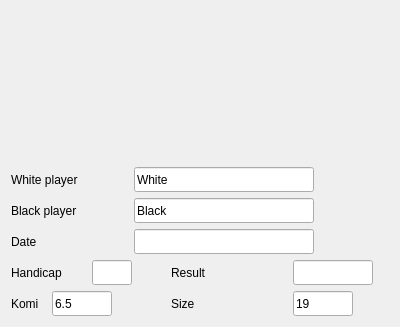
Old version of the form src/sgfpreview.ui in the repository pzorin/qgo.
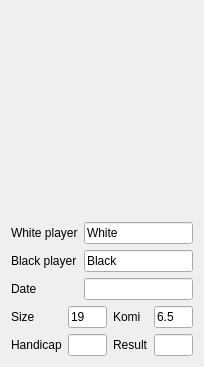
New version of the form. Custom widgets are drawn as their Qt base class.

Commit message: Improve SGF preview UI layout

What changed in the file:
```diff
--- a/src/sgfpreview.ui
+++ b/src/sgfpreview.ui
@@ -6,16 +6,25 @@
    <rect>
     <x>0</x>
     <y>0</y>
-    <width>400</width>
-    <height>300</height>
+    <width>204</width>
+    <height>367</height>
    </rect>
   </property>
-  <property name="windowTitle">
-   <string>Form</string>
+  <property name="minimumSize">
+   <size>
+    <width>200</width>
+    <height>0</height>
+   </size>
   </property>
   <layout class="QVBoxLayout" name="verticalLayout">
    <item>
     <widget class="DisplayBoard" name="displayBoard" native="true">
+     <property name="sizePolicy">
+      <sizepolicy hsizetype="Preferred" vsizetype="Expanding">
+       <horstretch>0</horstretch>
+       <verstretch>0</verstretch>
+      </sizepolicy>
+     </property>
      <property name="minimumSize">
       <size>
        <width>150</width>
@@ -28,281 +37,116 @@
     </widget>
    </item>
    <item>
-    <layout class="QGridLayout" name="_9">
-     <property name="horizontalSpacing">
-      <number>2</number>
-     </property>
-     <property name="verticalSpacing">
-      <number>6</number>
-     </property>
-     <property name="margin">
-      <number>0</number>
-     </property>
-     <item row="2" column="0" colspan="3">
-      <widget class="QLabel" name="label_14">
-       <property name="maximumSize">
-        <size>
-         <width>180</width>
-         <height>16777215</height>
-        </size>
-       </property>
-       <property name="text">
-        <string>Date</string>
-       </property>
-      </widget>
-     </item>
-     <item row="4" column="4">
-      <widget class="QLabel" name="label_15">
-       <property name="minimumSize">
-        <size>
-         <width>40</width>
-         <height>0</height>
-        </size>
-       </property>
-       <property name="maximumSize">
-        <size>
-         <width>180</width>
-         <height>16777215</height>
-        </size>
-       </property>
-       <property name="text">
-        <string>Size</string>
-       </property>
-      </widget>
-     </item>
-     <item row="1" column="3" colspan="4">
-      <widget class="QLineEdit" name="File_BlackPlayer">
-       <property name="minimumSize">
-        <size>
-         <width>118</width>
-         <height>25</height>
-        </size>
-       </property>
-       <property name="maximumSize">
-        <size>
-         <width>180</width>
-         <height>16777215</height>
-        </size>
-       </property>
-       <property name="text">
-        <string>Black</string>
-       </property>
-      </widget>
-     </item>
-     <item row="4" column="1" colspan="2">
-      <widget class="QLineEdit" name="File_Komi">
-       <property name="minimumSize">
-        <size>
-         <width>40</width>
-         <height>25</height>
-        </size>
-       </property>
-       <property name="maximumSize">
-        <size>
-         <width>60</width>
-         <height>16777215</height>
-        </size>
-       </property>
-       <property name="text">
-        <string>6.5</string>
-       </property>
-      </widget>
-     </item>
-     <item row="0" column="0" colspan="2">
+    <layout class="QFormLayout" name="formLayout">
+     <item row="0" column="0">
       <widget class="QLabel" name="label_16">
-       <property name="minimumSize">
-        <size>
-         <width>79</width>
-         <height>0</height>
-        </size>
-       </property>
-       <property name="maximumSize">
-        <size>
-         <width>180</width>
-         <height>16777215</height>
-        </size>
-       </property>
        <property name="text">
         <string>White player</string>
        </property>
       </widget>
      </item>
-     <item row="1" column="0" colspan="2">
+     <item row="0" column="1">
+      <widget class="QLineEdit" name="File_WhitePlayer">
+       <property name="text">
+        <string>White</string>
+       </property>
+      </widget>
+     </item>
+     <item row="1" column="0">
       <widget class="QLabel" name="label_17">
-       <property name="minimumSize">
-        <size>
-         <width>79</width>
-         <height>0</height>
-        </size>
-       </property>
-       <property name="maximumSize">
-        <size>
-         <width>180</width>
-         <height>16777215</height>
-        </size>
-       </property>
        <property name="text">
         <string>Black player</string>
        </property>
       </widget>
      </item>
-     <item row="4" column="0">
-      <widget class="QLabel" name="label_19">
-       <property name="minimumSize">
-        <size>
-         <width>37</width>
-         <height>0</height>
-        </size>
+     <item row="1" column="1">
+      <widget class="QLineEdit" name="File_BlackPlayer">
+       <property name="text">
+        <string>Black</string>
        </property>
-       <property name="maximumSize">
-        <size>
-         <width>180</width>
-         <height>16777215</height>
-        </size>
-       </property>
+      </widget>
+     </item>
+     <item row="2" column="0">
+      <widget class="QLabel" name="label_14">
        <property name="text">
-        <string>Komi</string>
+        <string>Date</string>
        </property>
       </widget>
      </item>
-     <item row="2" column="3" colspan="4">
+     <item row="2" column="1">
       <widget class="QLineEdit" name="File_Date">
-       <property name="minimumSize">
-        <size>
-         <width>118</width>
-         <height>25</height>
-        </size>
-       </property>
-       <property name="maximumSize">
-        <size>
-         <width>180</width>
-         <height>16777215</height>
-        </size>
-       </property>
        <property name="text">
         <string/>
        </property>
       </widget>
      </item>
-     <item row="3" column="0" colspan="2">
-      <widget class="QLabel" name="label_20">
-       <property name="minimumSize">
-        <size>
-         <width>70</width>
-         <height>0</height>
-        </size>
-       </property>
-       <property name="maximumSize">
-        <size>
-         <width>180</width>
-         <height>16777215</height>
-        </size>
-       </property>
-       <property name="text">
-        <string>Handicap</string>
-       </property>
-      </widget>
+    </layout>
+   </item>
+   <item>
+    <layout class="QHBoxLayout" name="horizontalLayout_2">
+     <item>
+      <layout class="QFormLayout" name="formLayout_2">
+       <item row="0" column="1">
+        <widget class="QLineEdit" name="File_Size">
+         <property name="text">
+          <string>19</string>
+         </property>
+        </widget>
+       </item>
+       <item row="1" column="0">
+        <widget class="QLabel" name="label_20">
+         <property name="text">
+          <string>Handicap</string>
+         </property>
+        </widget>
+       </item>
+       <item row="1" column="1">
+        <widget class="QLineEdit" name="File_Handicap">
+         <property name="text">
+          <string/>
+         </property>
+        </widget>
+       </item>
+       <item row="0" column="0">
+        <widget class="QLabel" name="label_2">
+         <property name="text">
+          <string>Size</string>
+         </property>
+        </widget>
+       </item>
+      </layout>
      </item>
-     <item row="4" column="5">
-      <widget class="QLineEdit" name="File_Size">
-       <property name="minimumSize">
-        <size>
-         <width>60</width>
-         <height>25</height>
-        </size>
-       </property>
-       <property name="maximumSize">
-        <size>
-         <width>60</width>
-         <height>16777215</height>
-        </size>
-       </property>
-       <property name="text">
-        <string>19</string>
-       </property>
-      </widget>
-     </item>
-     <item row="0" column="3" colspan="4">
-      <widget class="QLineEdit" name="File_WhitePlayer">
-       <property name="sizePolicy">
-        <sizepolicy hsizetype="Minimum" vsizetype="Fixed">
-         <horstretch>0</horstretch>
-         <verstretch>0</verstretch>
-        </sizepolicy>
-       </property>
-       <property name="minimumSize">
-        <size>
-         <width>118</width>
-         <height>25</height>
-        </size>
-       </property>
-       <property name="maximumSize">
-        <size>
-         <width>180</width>
-         <height>16777215</height>
-        </size>
-       </property>
-       <property name="text">
-        <string>White</string>
-       </property>
-      </widget>
-     </item>
-     <item row="3" column="4">
-      <widget class="QLabel" name="label_18">
-       <property name="minimumSize">
-        <size>
-         <width>120</width>
-         <height>0</height>
-        </size>
-       </property>
-       <property name="maximumSize">
-        <size>
-         <width>180</width>
-         <height>16777215</height>
-        </size>
-       </property>
-       <property name="text">
-        <string>Result</string>
-       </property>
-      </widget>
-     </item>
-     <item row="3" column="5" colspan="2">
-      <widget class="QLineEdit" name="File_Result">
-       <property name="minimumSize">
-        <size>
-         <width>66</width>
-         <height>25</height>
-        </size>
-       </property>
-       <property name="maximumSize">
-        <size>
-         <width>80</width>
-         <height>16777215</height>
-        </size>
-       </property>
-       <property name="text">
-        <string/>
-       </property>
-      </widget>
-     </item>
-     <item row="3" column="2">
-      <widget class="QLineEdit" name="File_Handicap">
-       <property name="minimumSize">
-        <size>
-         <width>40</width>
-         <height>25</height>
-        </size>
-       </property>
-       <property name="maximumSize">
-        <size>
-         <width>40</width>
-         <height>16777215</height>
-        </size>
-       </property>
-       <property name="text">
-        <string/>
-       </property>
-      </widget>
+     <item>
+      <layout class="QFormLayout" name="formLayout_3">
+       <item row="0" column="0">
+        <widget class="QLabel" name="label_19">
+         <property name="text">
+          <string>Komi</string>
+         </property>
+        </widget>
+       </item>
+       <item row="0" column="1">
+        <widget class="QLineEdit" name="File_Komi">
+         <property name="text">
+          <string>6.5</string>
+         </property>
+        </widget>
+       </item>
+       <item row="1" column="1">
+        <widget class="QLineEdit" name="File_Result">
+         <property name="text">
+          <string/>
+         </property>
+        </widget>
+       </item>
+       <item row="1" column="0">
+        <widget class="QLabel" name="label">
+         <property name="text">
+          <string>Result</string>
+         </property>
+        </widget>
+       </item>
+      </layout>
      </item>
     </layout>
    </item>
```
